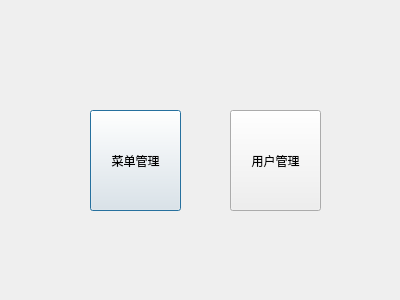
This is Restaurant/admindialog.ui in PG98/2017SepQt as Qt 5 draws it before an edit. The edited form follows.
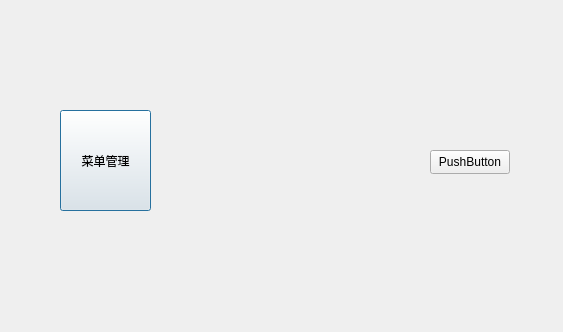
This is the edited form. Icons and pictures are not drawn.

```diff
--- a/Restaurant/admindialog.ui
+++ b/Restaurant/admindialog.ui
@@ -6,8 +6,8 @@
    <rect>
     <x>0</x>
     <y>0</y>
-    <width>400</width>
-    <height>300</height>
+    <width>563</width>
+    <height>332</height>
    </rect>
   </property>
   <property name="windowTitle">
@@ -16,7 +16,7 @@
   <widget class="QPushButton" name="menuBtn">
    <property name="geometry">
     <rect>
-     <x>90</x>
+     <x>60</x>
      <y>110</y>
      <width>91</width>
      <height>101</height>
@@ -35,19 +35,65 @@
   <widget class="QPushButton" name="userBtn">
    <property name="geometry">
     <rect>
-     <x>230</x>
-     <y>110</y>
-     <width>91</width>
-     <height>101</height>
+     <x>200</x>
+     <y>90</y>
+     <width>145</width>
+     <height>145</height>
     </rect>
    </property>
+   <property name="styleSheet">
+    <string notr="true">    QPushButton{
+    color: white;
+    font: bold 10pt;
+    border:none;
+    min-height: 24px;
+    min-width: 60px;
+    background-color:rgba(255,255,255,0);
+    background-image :url(:/images/join.png) 
+    
+}
+QPushButton:hover
+{
+    color: white;
+    font: bold 10pt;
+    border:none;
+    min-height: 24px;
+    min-width: 60px;
+    background-color:rgba(255,255,255,0);
+    background-image :url(:/images/join_2.png) 
+} 
+
+QPushButton:pressed
+{
+    color: white;
+    font: bold 10pt;
+    border:none;
+    min-height: 24px;
+    min-width: 60px;
+    background-color:rgba(255,255,255,0);
+   background-image :url(:/images/join_2.png) 
+} </string>
+   </property>
    <property name="text">
-    <string>用户管理</string>
+    <string/>
    </property>
    <property name="shortcut">
     <string>Ctrl+S</string>
    </property>
   </widget>
+  <widget class="QPushButton" name="pushButton">
+   <property name="geometry">
+    <rect>
+     <x>430</x>
+     <y>150</y>
+     <width>80</width>
+     <height>24</height>
+    </rect>
+   </property>
+   <property name="text">
+    <string>PushButton</string>
+   </property>
+  </widget>
  </widget>
  <resources/>
  <connections/>
```
